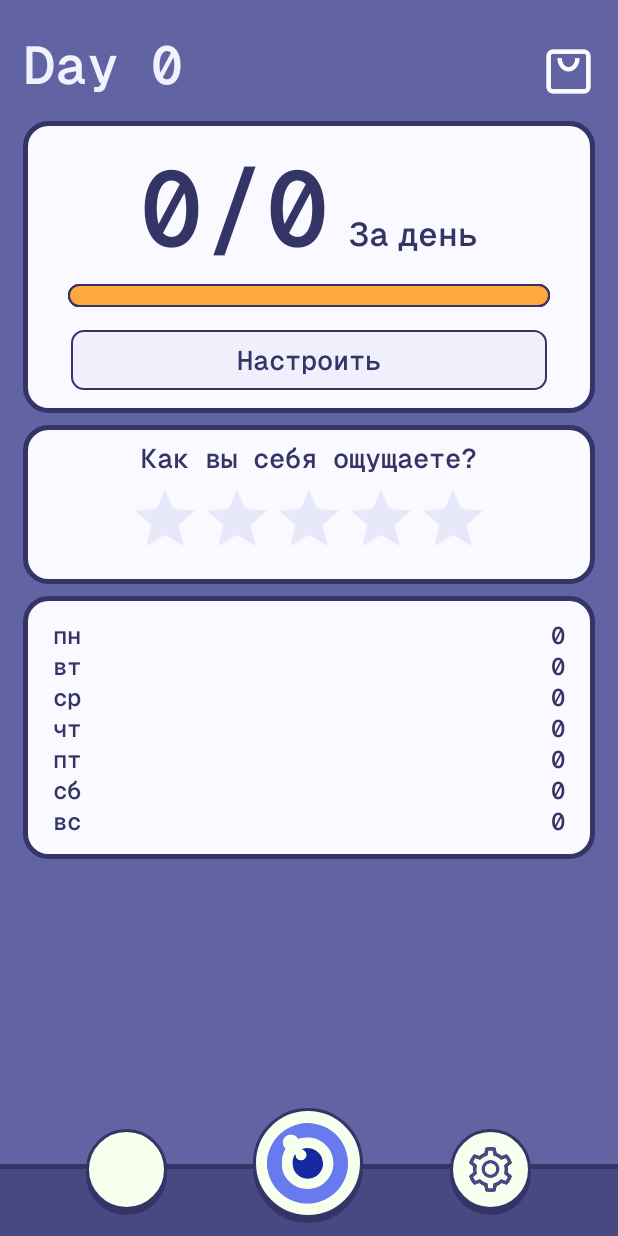
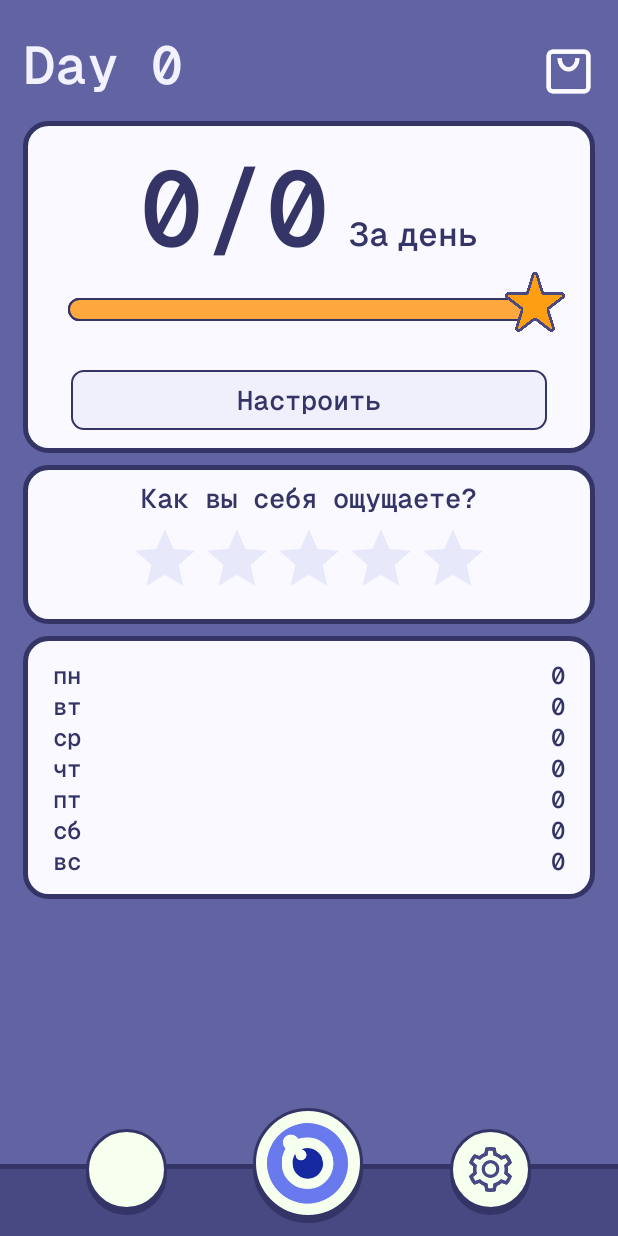
Before and after one commit to trackofficial/Visio, an Android app: the screen it shows after launch (MainActivity), on a phone screen of 412 x 824 dp. Run offline under Robolectric (Android 15) with nearby library versions, the phone set to English and light mode, and no system bars.

Commit message:
visio_version_beta_1.0.22 (Пробный запуск "DayCounter" и исправлен баг с подсчетом)

```diff
--- a/app/src/main/java/com/example/visio/MainActivity.kt
+++ b/app/src/main/java/com/example/visio/MainActivity.kt
@@ -21,6 +21,9 @@ import android.media.Image
 import android.util.TypedValue
 import android.widget.ImageButton
 import android.util.Log
+import android.widget.FrameLayout
+import android.widget.ImageView
+import android.view.ViewGroup
 import java.util.concurrent.TimeUnit
 
 class MainActivity : AppCompatActivity() {
@@ -31,10 +34,12 @@ class MainActivity : AppCompatActivity() {
     private lateinit var daysOfWeek: List<DayOfWeek>
     private lateinit var resetHandler: PendingIntent
     private var currentDayOfWeek: DayOfWeek? = null
+    private lateinit var statusBar: View
+    private lateinit var statusBarBlock:FrameLayout
+    var value = 0
+    private lateinit var imageBlockBar:FrameLayout
+    private lateinit var enImage: ImageView
 
-
-    private val PREFS_NAME = "DayCounterPrefs"
-    private val PREF_DAY_COUNTER = "dayCounter"
     private lateinit var dayTextView: TextView
     private var dayCount: Int = 0
     private val handler = Handler(Looper.getMainLooper())
@@ -43,6 +48,9 @@ class MainActivity : AppCompatActivity() {
     private lateinit var block_rating: LinearLayout
     private lateinit var week_statistic: LinearLayout
     private val preferences by lazy { getSharedPreferences("app_prefs", Context.MODE_PRIVATE) }
+
+    private val PREFS_NAME = "DayCounterPrefs"
+    private val PREF_DAY_COUNTER = "dayCounter"
 
     override fun onCreate(savedInstanceState: Bundle?) {
         super.onCreate(savedInstanceState)
@@ -55,9 +63,14 @@ class MainActivity : AppCompatActivity() {
 
         }
         sharedPreferences = getSharedPreferences("ExitCounterPrefs", Context.MODE_PRIVATE)
+        sharedPreferences = getSharedPreferences("AppPrefs", MODE_PRIVATE)
         exitCounterTextView = findViewById(R.id.training_counter_text)
         navigateButton = findViewById(R.id.logo_button_main)
         weekStatistic = findViewById(R.id.week_statistic)
+        statusBar = findViewById(R.id.status_for_bar)
+        statusBarBlock = findViewById(R.id.countebar)
+        enImage = findViewById(R.id.end_image)
+        imageBlockBar = findViewById(R.id.block_image_bar)
 
         // Инициализация объектов для каждого дня недели
         daysOfWeek = listOf(
@@ -69,6 +82,7 @@ class MainActivity : AppCompatActivity() {
             DayOfWeek(Calendar.FRIDAY, "Пятница", R.id.friday_bar, R.id.friday_value),
             DayOfWeek(Calendar.SATURDAY, "Суббота", R.id.saturday_bar, R.id.saturday_value)
         )
+
         dayTextView = findViewById(R.id.day_counter)
 
         // Обновление UI
@@ -76,8 +90,11 @@ class MainActivity : AppCompatActivity() {
 
         // Планирование задачи
         handler.postDelayed(runnable, getMillisUntilMidnight())
+
+        // Проверка на сброс данных
         // Проверка на сброс данных
         checkForReset()
+
         // Загружаем данные текущего дня
         loadDayData()
 
@@ -86,7 +103,7 @@ class MainActivity : AppCompatActivity() {
             handler.postDelayed({
                 incrementExitCount()
                 saveDayData()
-                updateExitCounterTextView()
+                onResume()
                 updateBarHeight(currentDayOfWeek!!)},2000)
             val intent = Intent(this, MainButtonTraning::class.java)
             startActivity(intent)
@@ -135,6 +152,7 @@ class MainActivity : AppCompatActivity() {
         }
         checkRatingStatus()
     }
+
     private fun showRatingBar() {
         runOnUiThread {
             ratingBar.visibility = View.VISIBLE
@@ -165,6 +183,9 @@ class MainActivity : AppCompatActivity() {
         val intent = Intent(this, Account::class.java)
         startActivity(intent)
     }
+
+
+
     private fun checkRatingStatus() {
         val lastRatingTime = preferences.getLong("last_rating_time", 0)
         if (System.currentTimeMillis() - lastRatingTime < getMillisUntilMidnight()) {
@@ -187,7 +208,7 @@ class MainActivity : AppCompatActivity() {
         }
         val calendar = Calendar.getInstance()
         currentDayOfWeek = daysOfWeek.find { it.id == calendar.get(Calendar.DAY_OF_WEEK) }
-        updateExitCounterTextView()
+        onResume()
     }
 
     private fun saveDayData() {
@@ -202,9 +223,11 @@ class MainActivity : AppCompatActivity() {
         currentDayOfWeek?.exitCount = currentDayOfWeek?.exitCount?.plus(1) ?: 0
     }
 
-    private fun updateExitCounterTextView() {
-        exitCounterTextView.text = "${currentDayOfWeek?.exitCount}/0"
-    }
+    /*private fun updateExitCounterTextView() {
+        val counter = sharedPreferences.getInt("counter", 0)
+
+        exitCounterTextView.text = "${currentDayOfWeek?.exitCount}/$counter"
+    }*/
 
     private fun updateBarHeight(day: DayOfWeek) {
         val barView = findViewById<View>(day.barViewId)
@@ -283,6 +306,41 @@ class MainActivity : AppCompatActivity() {
         calendar.add(Calendar.DAY_OF_MONTH, 1)
         return calendar.timeInMillis - System.currentTimeMillis()
     }
+    override fun onResume() {
+        super.onResume()
+
+        // Загружаем значение счётчика из SharedPreferences
+        val counter = sharedPreferences.getInt("counter", 0)
+
+        // Обновляем текстовое поле в формате "$alphab / $counter"
+        exitCounterTextView.text = "${currentDayOfWeek?.exitCount}/$counter"
+        val status_value = currentDayOfWeek?.exitCount
+
+
+        // Обновляем ширину прогресс-бара и пустого бара в зависимости от соотношения
+        // Вычисляем соотношение и обновляем ширину прогресс-бара и пустого бара
+        val totalWidth = resources.displayMetrics.widthPixels - 2 * (30 * resources.displayMetrics.density).toInt()
+        val progressBarWidth: Int
+        val progressRatio = status_value!!.toFloat() / counter.toFloat()
+        if (status_value!!.toInt() >= counter) {
+            enImage.visibility = View.VISIBLE
+            setMarginTop(imageBlockBar, 0)
+            progressBarWidth = totalWidth
+        } else {
+            enImage.visibility = View.GONE
+            setMarginTop(imageBlockBar, 8)
+            progressBarWidth = (totalWidth * progressRatio).toInt()
+        }
+
+        val progressBarParams = statusBar.layoutParams
+        progressBarParams.width = progressBarWidth
+        statusBar.layoutParams = progressBarParams
+    }
+    private fun setMarginTop(frameLayout: FrameLayout, topMargin: Int) {
+        val params = frameLayout.layoutParams as ViewGroup.MarginLayoutParams
+        params.topMargin = (topMargin * resources.displayMetrics.density).toInt()
+        frameLayout.layoutParams = params
+    }
     private val runnable = object : Runnable {
         override fun run() {
             incrementDayCounter()
@@ -290,6 +348,7 @@ class MainActivity : AppCompatActivity() {
             handler.postDelayed(this, TimeUnit.DAYS.toMillis(1)) // 24 часа
         }
     }
+
     private fun updateDayCounterUI() {
         val dayCounter = getDayCounter()
         dayTextView.text = "Day $dayCounter"
```
